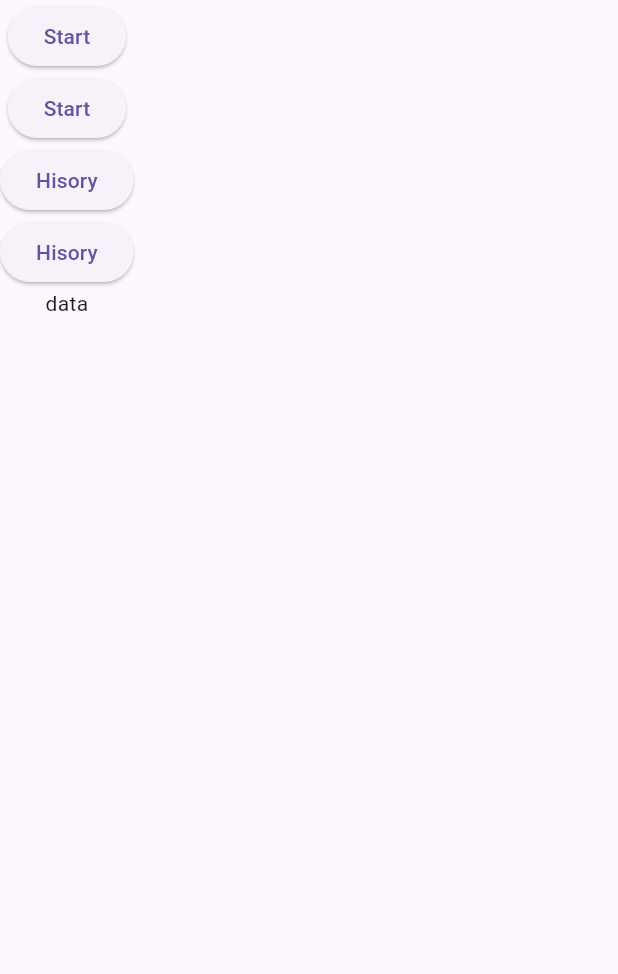
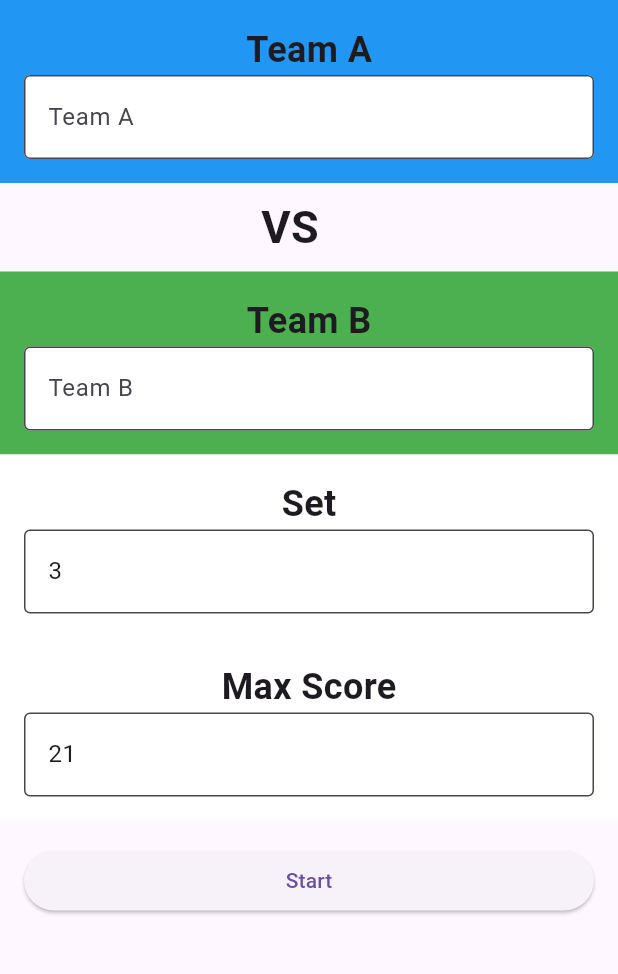
Before and after one commit to the-kubs/flutter_score_board, a Flutter app: the screen it shows after launch, on a phone screen of 412 x 824 dp, the part 84-1058 px from its top. Run offline on Flutter 3.47's test engine with Material 3 defaults, Android fonts, the phone set to English and light mode, and no system bars; our stand-ins replace shared_preferences.

Commit message:
fix data sesuai request

```diff
--- a/lib/components/input.dart
+++ b/lib/components/input.dart
@@ -0,0 +1,48 @@
+import 'package:flutter/material.dart';
+
+class TeamInput extends StatelessWidget {
+  final String teamName;
+  final String labelText;
+  final Color containerColor;
+  final TextEditingController controller;
+  final TextInputType keyboardType;
+
+  const TeamInput(
+      {super.key,
+      required this.teamName,
+      this.labelText = '',
+      required this.containerColor,
+      this.keyboardType = TextInputType.text,
+      required this.controller});
+
+  @override
+  Widget build(BuildContext context) {
+    var isPortrait = MediaQuery.of(context).orientation == Orientation.portrait;
+    return Container(
+      width: MediaQuery.of(context).size.width / (!isPortrait ? 3 : 1),
+      color: containerColor,
+      padding: const EdgeInsets.all(16),
+      child: Column(
+        children: [
+          Text(
+            teamName,
+            style: const TextStyle(
+              fontSize: 24,
+              fontWeight: FontWeight.bold,
+            ),
+          ),
+          TextField(
+            controller: controller,
+            keyboardType: keyboardType,
+            decoration: InputDecoration(
+              fillColor: Colors.white,
+              filled: true,
+              border: const OutlineInputBorder(),
+              labelText: labelText,
+            ),
+          ),
+        ],
+      ),
+    );
+  }
+}
--- a/lib/pages/home.dart
+++ b/lib/pages/home.dart
@@ -1,5 +1,6 @@
 import 'package:flutter/material.dart';
 import 'package:flutter/services.dart';
+import 'package:scorre_board_flutter/components/input.dart';
 import 'package:shared_preferences/shared_preferences.dart';
 
 class HomePage extends StatefulWidget {
@@ -19,90 +20,184 @@ class _HomePageState extends State<HomePage> {
     });
   }
 
-  Future<void> _loadAndDeleteScores() async {
-    final prefs = await SharedPreferences.getInstance();
-    await prefs.remove('jsonScoreAll');
-    setState(() {
-      jsonScoreAll = prefs.getString('jsonScoreAll') ??
-          "[]"; // Load saved data or set default
-    });
-    // Remove the score data from SharedPreferences
-  }
+  // Future<void> _loadAndDeleteScores() async {
+  //   final prefs = await SharedPreferences.getInstance();
+  //   await prefs.remove('jsonScoreAll');
+  //   setState(() {
+  //     jsonScoreAll = prefs.getString('jsonScoreAll') ??
+  //         "[]"; // Load saved data or set default
+  //   });
+  //   // Remove the score data from SharedPreferences
+  // }
 
+  final TextEditingController _teamAController = TextEditingController();
+  final TextEditingController _teamBController = TextEditingController();
+  final TextEditingController _setAController = TextEditingController();
+  final TextEditingController _maxScoreController = TextEditingController();
+
+  // String team_A = _teamAController.text;
+  // String team_B = _teamBController.text;
   @override
   void initState() {
     super.initState();
+    _setAController.text = '3';
+    _maxScoreController.text = '21';
     _loadScore(); // Load existing scores when the page starts
   }
 
   @override
   Widget build(BuildContext context) {
     SystemChrome.setSystemUIOverlayStyle(const SystemUiOverlayStyle(
-      statusBarColor: Colors.blue, // Warna latar belakang status bar
+      statusBarColor: Colors.green, // Warna latar belakang status bar
       statusBarIconBrightness: Brightness.light, // Warna ikon status bar
     ));
+    var isPortrait = MediaQuery.of(context).orientation == Orientation.portrait;
+
     return Scaffold(
         appBar: AppBar(
-          backgroundColor: Color(0xFFCD0C0D),
-          title: Text(
+          backgroundColor: const Color(0xFFCD0C0D),
+          title: const Text(
             'Score Board',
             style: TextStyle(color: Colors.white),
           ),
           automaticallyImplyLeading: false,
         ),
-        body: Column(
+        body: SingleChildScrollView(
+          child: Column(
+            mainAxisAlignment: MainAxisAlignment.center,
+            crossAxisAlignment: CrossAxisAlignment.center,
             children: [
-            ElevatedButton(
-              onPressed: () {
-                showDialog(
-                  context: context,
-                  builder: (context) => AlertDialog(
-                    title: const Text("match sets"),
-                    content: const Text('err'),
-                    actions: [
-                      TextButton(
-                        onPressed: () {
-                          Navigator.of(context).pop();
-                        },
-                        child: const Text('Close'),
+              Container(
+                alignment: Alignment.center,
+                child: !isPortrait
+                    ? Row(
+                        mainAxisAlignment: MainAxisAlignment.center,
+                        children: [
+                          TeamInput(
+                              labelText: 'Team A ',
+                              controller: _teamAController,
+                              teamName: 'Team A',
+                              containerColor: Colors.blue),
+                          Container(
+                            width: 80,
+                            alignment: Alignment.center,
+                            padding: const EdgeInsets.all(8),
+                            child: const Text(
+                              'VS',
+                              style: TextStyle(
+                                fontSize: 30,
+                                fontWeight: FontWeight.bold,
                               ),
-                      TextButton(
-                        onPressed: () {
-                          Navigator.pushNamed(context, '/scoreboard');
-                        },
-                        child: const Text('Ok'),
                             ),
+                          ),
+                          TeamInput(
+                              labelText: 'Team B ',
+                              controller: _teamBController,
+                              teamName: 'Team B',
+                              containerColor: Colors.green),
+                        ],
+                      )
+                    : Column(
+                        mainAxisAlignment: MainAxisAlignment.center,
+                        children: [
+                          TeamInput(
+                              labelText: 'Team A ',
+                              controller: _teamAController,
+                              teamName: 'Team A',
+                              containerColor: Colors.blue),
+                          Container(
+                            width: 80,
+                            padding: const EdgeInsets.all(8),
+                            child: const Text(
+                              'VS',
+                              style: TextStyle(
+                                fontSize: 30,
+                                fontWeight: FontWeight.bold,
+                              ),
+                            ),
+                          ),
+                          TeamInput(
+                              labelText: 'Team B ',
+                              controller: _teamBController,
+                              teamName: 'Team B',
+                              containerColor: Colors.green),
                         ],
                       ),
+              ),
+              Container(
+                alignment: Alignment.center,
+                child: !isPortrait
+                    ? Row(
+                        mainAxisAlignment: MainAxisAlignment.center,
+                        children: [
+                          TeamInput(
+                              controller: _setAController,
+                              keyboardType: TextInputType.number,
+                              teamName: 'Set',
+                              containerColor: Colors.white),
+                          const SizedBox(
+                            width: 80,
+                          ),
+                          TeamInput(
+                              controller: _maxScoreController,
+                              teamName: 'Max Score',
+                              keyboardType: TextInputType.number,
+                              containerColor: Colors.white),
+                        ],
+                      )
+                    : Column(
+                        mainAxisAlignment: MainAxisAlignment.center,
+                        children: [
+                          TeamInput(
+                              controller: _setAController,
+                              keyboardType: TextInputType.number,
+                              teamName: 'Set',
+                              containerColor: Colors.white),
+                          const SizedBox(
+                            width: 80,
+                          ),
+                          TeamInput(
+                              controller: _maxScoreController,
+                              keyboardType: TextInputType.number,
+                              teamName: 'Max Score',
+                              containerColor: Colors.white),
+                        ],
+                      ),
+              ),
+              Container(
+                padding: const EdgeInsets.all(16),
+                width: MediaQuery.of(context).size.width / (isPortrait ? 1 : 2),
+                child: ElevatedButton(
+                  onPressed: () {
+                    Navigator.pushNamed(
+                      context,
+                      '/scoreboard',
+                      arguments: {
+                        'set': _setAController.text,
+                        'maxScore': _maxScoreController.text,
+                        'TeamA': _teamAController.text.isNotEmpty
+                            ? _teamAController.text
+                            : "Team A",
+                        'TeamB': _teamBController.text.isNotEmpty
+                            ? _teamBController.text
+                            : "Team B",
+                      },
                     );
                   },
                   child: const Text('Start'),
                 ),
-            ElevatedButton(
-              onPressed: () {
-                // Aksi ketika tombol ditekan
-                Navigator.pushNamed(context, '/scoreboard');
-              },
-              child: Text('Start'),
               ),
-            ElevatedButton(
-              onPressed: () {
-                print(jsonScoreAll);
-                // Navigator.pushNamed(context, '/history');
-                // Aksi ketika tombol ditekan
-              },
-              child: Text('Hisory'),
+
+              // ElevatedButton(
+              //   onPressed: () {
+              //     _loadAndDeleteScores();
+              //     // Navigator.pushNamed(context, '/history');
+              //     // Aksi ketika tombol ditekan
+              //   },
+              //   child: const Text('Hisory'),
+              // ),
+            ],
           ),
-            ElevatedButton(
-              onPressed: () {
-                _loadAndDeleteScores();
-                // Navigator.pushNamed(context, '/history');
-                // Aksi ketika tombol ditekan
-              },
-              child: Text('Hisory'),
-            ),
-            const Text("data"),
-          ],
         ));
   }
 }
--- a/lib/pages/score_board.dart
+++ b/lib/pages/score_board.dart
@@ -18,13 +18,17 @@ class ScoreBoard extends StatefulWidget {
 }
 
 class _ScoreBoardState extends State<ScoreBoard> {
+  // late Map<String, dynamic> args;
+  Map<String, dynamic>? args;
+  int _maxSet = 3;
+  String teamA = "";
+  String teamB = "";
   String jsonScore = "[]";
   String jsonScoreAll = "[]";
   int _countA = 0;
   int _countb = 0;
   int _set = 1;
-  final int _maxSet = 3;
-  final int _setMaxScore = 11;
+  int _setMaxScore = 11;
   int _winA = 0;
   int _winB = 0;
 
@@ -182,6 +186,8 @@ class _ScoreBoardState extends State<ScoreBoard> {
   @override
   void initState() {
     super.initState();
+
+    // print(args['maxScore']);
     SystemChrome.setPreferredOrientations([
       DeviceOrientation.landscapeLeft,
       DeviceOrientation.landscapeRight,
@@ -190,6 +196,14 @@ class _ScoreBoardState extends State<ScoreBoard> {
 
   @override
   Widget build(BuildContext context) {
+    // if (args == null) {
+    args = ModalRoute.of(context)!.settings.arguments as Map<String, dynamic>;
+    _setMaxScore =
+        int.tryParse(args?['maxScore']) as int; // Use null check here
+    _maxSet = int.tryParse(args?['maxScore']) as int; // Use null check here
+    teamA = (args?['TeamA']); // Use null check here
+    teamB = (args?['TeamB']);
+    // }
     return Scaffold(
       appBar: AppBar(
         title: const Text('Score Board'),
@@ -266,9 +280,9 @@ class _ScoreBoardState extends State<ScoreBoard> {
                           ),
                         ),
                       ),
-                      const Text(
-                        "Team A",
-                        style: TextStyle(
+                      Text(
+                        teamA,
+                        style: const TextStyle(
                           fontSize: 30,
                           fontWeight: FontWeight.bold,
                         ),
@@ -348,9 +362,9 @@ class _ScoreBoardState extends State<ScoreBoard> {
                           ),
                         ),
                       ),
-                      const Text(
-                        "Team B",
-                        style: TextStyle(
+                      Text(
+                        teamB,
+                        style: const TextStyle(
                           fontSize: 30,
                           fontWeight: FontWeight.bold,
                         ),
```
Lines whose indentation alone changed are shown as unchanged.
